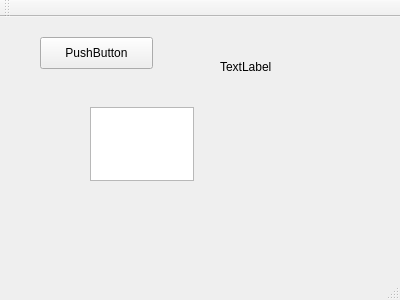
Old version of the form NewsCS441/mainwindow.ui in the repository bitamins/cs411-T4.
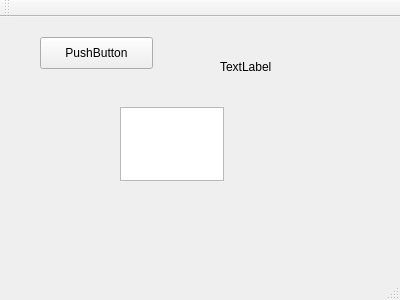
New version of the form.

Commit message: Edit readme and ui QT

Patch:
```diff
--- a/NewsCS441/mainwindow.ui
+++ b/NewsCS441/mainwindow.ui
@@ -30,7 +30,7 @@
    <widget class="QTextEdit" name="textEdit">
     <property name="geometry">
      <rect>
-      <x>90</x>
+      <x>120</x>
       <y>90</y>
       <width>104</width>
       <height>74</height>
```
The commit also changes 2 other files.
